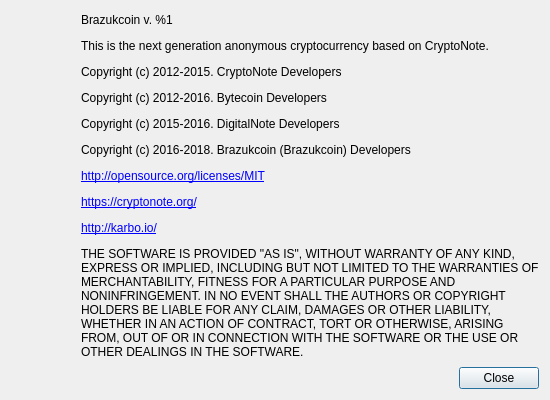
First picture: the form in src/gui/ui/aboutdialog.ui, repository brazukcoin/wallet-gui, before the edit.
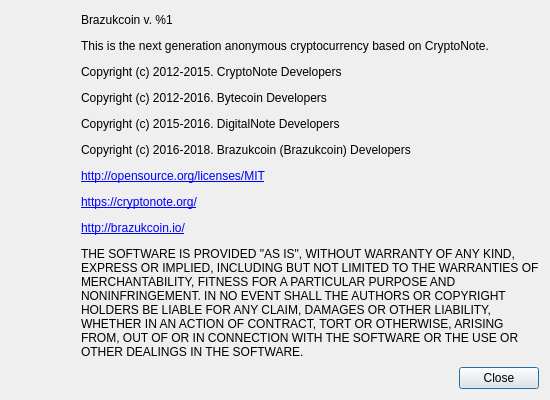
Second picture: the form after the edit. Icons and pictures are not drawn.

Commit message: Brazukcoin GUI Wallet 1.4.6

What changed in the file:
```diff
--- a/src/gui/ui/aboutdialog.ui
+++ b/src/gui/ui/aboutdialog.ui
@@ -98,7 +98,7 @@
         </size>
        </property>
        <property name="text">
-        <string>&lt;html&gt;&lt;head/&gt;&lt;body&gt;&lt;p&gt;Brazukcoin v. %1&lt;/p&gt;&lt;p&gt;This is the next generation anonymous cryptocurrency based on CryptoNote.&lt;/p&gt;&lt;p&gt;Copyright (c) 2012-2015. CryptoNote Developers&lt;/p&gt;&lt;p&gt;Copyright (c) 2012-2016. Bytecoin Developers&lt;/p&gt;&lt;p&gt;Copyright (c) 2015-2016. DigitalNote Developers&lt;/p&gt;&lt;p&gt;Copyright (c) 2016-2018. Brazukcoin (Brazukcoin) Developers&lt;/p&gt;&lt;p&gt;&lt;a href=&quot;http://opensource.org/licenses/MIT&quot;&gt;&lt;span style=&quot; text-decoration: underline; color:#0000ff;&quot;&gt;http://opensource.org/licenses/MIT&lt;/span&gt;&lt;/a&gt;&lt;/p&gt;&lt;p&gt;&lt;a href=&quot;https://cryptonote.org/&quot;&gt;&lt;span style=&quot; text-decoration: underline; color:#0000ff;&quot;&gt;https://cryptonote.org/&lt;/span&gt;&lt;/a&gt;&lt;/p&gt;&lt;p&gt;&lt;a href=&quot;http://karbo.io/&quot;&gt;&lt;span style=&quot; text-decoration: underline; color:#0000ff;&quot;&gt;http://karbo.io/&lt;/span&gt;&lt;/a&gt;&lt;/p&gt;&lt;p&gt;THE SOFTWARE IS PROVIDED &amp;quot;AS IS&amp;quot;, WITHOUT WARRANTY OF ANY KIND, EXPRESS OR IMPLIED, INCLUDING BUT NOT LIMITED TO THE WARRANTIES OF MERCHANTABILITY, FITNESS FOR A PARTICULAR PURPOSE AND NONINFRINGEMENT. IN NO EVENT SHALL THE AUTHORS OR COPYRIGHT HOLDERS BE LIABLE FOR ANY CLAIM, DAMAGES OR OTHER LIABILITY, WHETHER IN AN ACTION OF CONTRACT, TORT OR OTHERWISE, ARISING FROM, OUT OF OR IN CONNECTION WITH THE SOFTWARE OR THE USE OR OTHER DEALINGS IN THE SOFTWARE.&lt;/p&gt;&lt;/body&gt;&lt;/html&gt;</string>
+        <string>&lt;html&gt;&lt;head/&gt;&lt;body&gt;&lt;p&gt;Brazukcoin v. %1&lt;/p&gt;&lt;p&gt;This is the next generation anonymous cryptocurrency based on CryptoNote.&lt;/p&gt;&lt;p&gt;Copyright (c) 2012-2015. CryptoNote Developers&lt;/p&gt;&lt;p&gt;Copyright (c) 2012-2016. Bytecoin Developers&lt;/p&gt;&lt;p&gt;Copyright (c) 2015-2016. DigitalNote Developers&lt;/p&gt;&lt;p&gt;Copyright (c) 2016-2018. Brazukcoin (Brazukcoin) Developers&lt;/p&gt;&lt;p&gt;&lt;a href=&quot;http://opensource.org/licenses/MIT&quot;&gt;&lt;span style=&quot; text-decoration: underline; color:#0000ff;&quot;&gt;http://opensource.org/licenses/MIT&lt;/span&gt;&lt;/a&gt;&lt;/p&gt;&lt;p&gt;&lt;a href=&quot;https://cryptonote.org/&quot;&gt;&lt;span style=&quot; text-decoration: underline; color:#0000ff;&quot;&gt;https://cryptonote.org/&lt;/span&gt;&lt;/a&gt;&lt;/p&gt;&lt;p&gt;&lt;a href=&quot;http://brazukcoin.io/&quot;&gt;&lt;span style=&quot; text-decoration: underline; color:#0000ff;&quot;&gt;http://brazukcoin.io/&lt;/span&gt;&lt;/a&gt;&lt;/p&gt;&lt;p&gt;THE SOFTWARE IS PROVIDED &amp;quot;AS IS&amp;quot;, WITHOUT WARRANTY OF ANY KIND, EXPRESS OR IMPLIED, INCLUDING BUT NOT LIMITED TO THE WARRANTIES OF MERCHANTABILITY, FITNESS FOR A PARTICULAR PURPOSE AND NONINFRINGEMENT. IN NO EVENT SHALL THE AUTHORS OR COPYRIGHT HOLDERS BE LIABLE FOR ANY CLAIM, DAMAGES OR OTHER LIABILITY, WHETHER IN AN ACTION OF CONTRACT, TORT OR OTHERWISE, ARISING FROM, OUT OF OR IN CONNECTION WITH THE SOFTWARE OR THE USE OR OTHER DEALINGS IN THE SOFTWARE.&lt;/p&gt;&lt;/body&gt;&lt;/html&gt;</string>
        </property>
        <property name="textFormat">
         <enum>Qt::RichText</enum>
```
The commit also changes 1083 other files.
